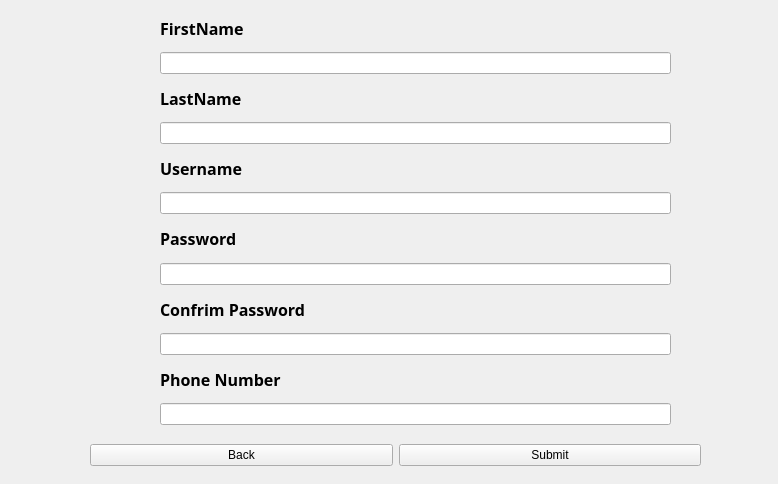
Old version of the form untitled/register.ui in the repository MohamadKhavaran/M2-Massenger.
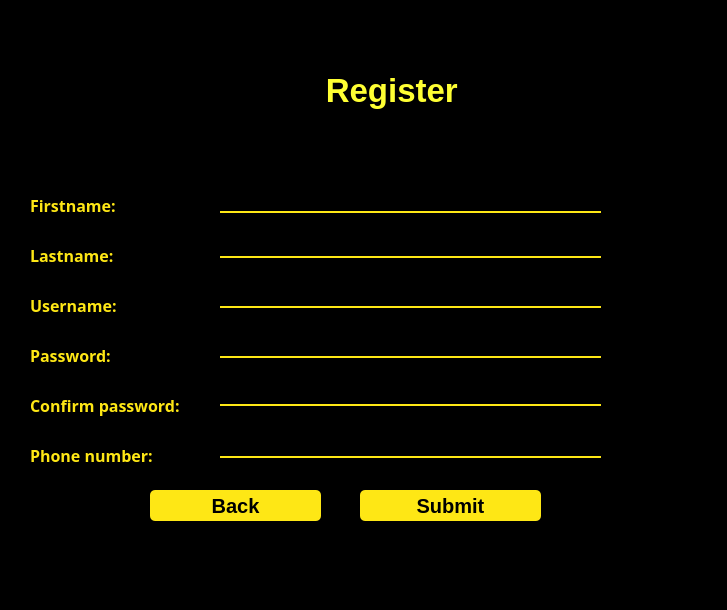
New version of the form. Icons and pictures are not drawn.

The edit to the form file:
```diff
--- a/untitled/register.ui
+++ b/untitled/register.ui
@@ -6,8 +6,8 @@
    <rect>
     <x>0</x>
     <y>0</y>
-    <width>778</width>
-    <height>484</height>
+    <width>727</width>
+    <height>610</height>
    </rect>
   </property>
   <property name="windowTitle">
@@ -16,58 +16,47 @@
   <widget class="QWidget" name="layoutWidget">
    <property name="geometry">
     <rect>
-     <x>90</x>
-     <y>440</y>
-     <width>611</width>
-     <height>31</height>
+     <x>0</x>
+     <y>0</y>
+     <width>731</width>
+     <height>611</height>
     </rect>
    </property>
-   <layout class="QHBoxLayout" name="horizontalLayout">
-    <item>
-     <widget class="QPushButton" name="Back_pushButton">
-      <property name="text">
-       <string>Back</string>
-      </property>
-     </widget>
-    </item>
-    <item>
-     <widget class="QPushButton" name="Submit_pushButton">
-      <property name="text">
-       <string>Submit</string>
-      </property>
-     </widget>
-    </item>
-   </layout>
-  </widget>
-  <widget class="QWidget" name="layoutWidget_2">
+   <property name="styleSheet">
+    <string notr="true">background-color:	rgb(0, 0, 0);
+</string>
+   </property>
+   <widget class="QLabel" name="label_2">
    <property name="geometry">
     <rect>
-     <x>160</x>
-     <y>10</y>
-     <width>511</width>
-     <height>415</height>
-    </rect>
-   </property>
-   <layout class="QVBoxLayout" name="verticalLayout">
-    <item>
-     <widget class="QLabel" name="FirstName_label">
+      <x>280</x>
+      <y>50</y>
+      <width>261</width>
+      <height>81</height>
+     </rect>
+    </property>
       <property name="font">
        <font>
-        <family>Sina</family>
-        <pointsize>12</pointsize>
+      <pointsize>25</pointsize>
         <bold>true</bold>
        </font>
       </property>
+    <property name="styleSheet">
+     <string notr="true">color:rgb(255,255,51);</string>
+    </property>
       <property name="text">
-       <string>FirstName </string>
-      </property>
-     </widget>
-    </item>
-    <item>
-     <widget class="QLineEdit" name="FirstName_lineEdit"/>
-    </item>
-    <item>
+     <string>     Register</string>
+    </property>
+   </widget>
      <widget class="QLabel" name="LastName_label">
+    <property name="geometry">
+     <rect>
+      <x>30</x>
+      <y>240</y>
+      <width>101</width>
+      <height>30</height>
+     </rect>
+    </property>
       <property name="font">
        <font>
         <family>Sina</family>
@@ -75,16 +64,45 @@
         <bold>true</bold>
        </font>
       </property>
+    <property name="styleSheet">
+     <string notr="true">color:rgba(254, 231, 21, 1);</string>
+    </property>
       <property name="text">
-       <string>LastName </string>
-      </property>
-     </widget>
-    </item>
-    <item>
-     <widget class="QLineEdit" name="LastName_lineEdit"/>
-    </item>
-    <item>
+     <string>Lastname: </string>
+    </property>
+   </widget>
+   <widget class="QLabel" name="FirstName_label">
+    <property name="geometry">
+     <rect>
+      <x>30</x>
+      <y>190</y>
+      <width>101</width>
+      <height>30</height>
+     </rect>
+    </property>
+    <property name="font">
+     <font>
+      <family>Sina</family>
+      <pointsize>12</pointsize>
+      <bold>true</bold>
+     </font>
+    </property>
+    <property name="styleSheet">
+     <string notr="true">color:rgba(254, 231, 21, 1);</string>
+    </property>
+    <property name="text">
+     <string>Firstname: </string>
+    </property>
+   </widget>
      <widget class="QLabel" name="UserName_label">
+    <property name="geometry">
+     <rect>
+      <x>30</x>
+      <y>290</y>
+      <width>111</width>
+      <height>30</height>
+     </rect>
+    </property>
       <property name="font">
        <font>
         <family>Sina</family>
@@ -92,16 +110,22 @@
         <bold>true</bold>
        </font>
       </property>
+    <property name="styleSheet">
+     <string notr="true">color:rgba(254, 231, 21, 1);</string>
+    </property>
       <property name="text">
-       <string>Username </string>
-      </property>
-     </widget>
-    </item>
-    <item>
-     <widget class="QLineEdit" name="UserName_lineEdit"/>
-    </item>
-    <item>
+     <string>Username: </string>
+    </property>
+   </widget>
      <widget class="QLabel" name="Password_label">
+    <property name="geometry">
+     <rect>
+      <x>30</x>
+      <y>340</y>
+      <width>101</width>
+      <height>30</height>
+     </rect>
+    </property>
       <property name="font">
        <font>
         <family>Sina</family>
@@ -109,16 +133,22 @@
         <bold>true</bold>
        </font>
       </property>
+    <property name="styleSheet">
+     <string notr="true">color:rgba(254, 231, 21, 1);</string>
+    </property>
       <property name="text">
-       <string>Password </string>
-      </property>
-     </widget>
-    </item>
-    <item>
-     <widget class="QLineEdit" name="Password_lineEdit"/>
-    </item>
-    <item>
+     <string>Password: </string>
+    </property>
+   </widget>
      <widget class="QLabel" name="ConfrimPassword_label">
+    <property name="geometry">
+     <rect>
+      <x>30</x>
+      <y>390</y>
+      <width>181</width>
+      <height>30</height>
+     </rect>
+    </property>
       <property name="font">
        <font>
         <family>Sina</family>
@@ -126,16 +156,22 @@
         <bold>true</bold>
        </font>
       </property>
+    <property name="styleSheet">
+     <string notr="true">color:rgba(254, 231, 21, 1);</string>
+    </property>
       <property name="text">
-       <string>Confrim Password </string>
-      </property>
-     </widget>
-    </item>
-    <item>
-     <widget class="QLineEdit" name="ConfrimPassword_lineEdit"/>
-    </item>
-    <item>
+     <string>Confirm password: </string>
+    </property>
+   </widget>
      <widget class="QLabel" name="PhoneNumber_label">
+    <property name="geometry">
+     <rect>
+      <x>30</x>
+      <y>440</y>
+      <width>161</width>
+      <height>30</height>
+     </rect>
+    </property>
       <property name="font">
        <font>
         <family>Sina</family>
@@ -143,15 +179,208 @@
         <bold>true</bold>
        </font>
       </property>
+    <property name="styleSheet">
+     <string notr="true">color:rgba(254, 231, 21, 1);</string>
+    </property>
       <property name="text">
-       <string>Phone Number</string>
-      </property>
-     </widget>
-    </item>
-    <item>
-     <widget class="QLineEdit" name="PhoneNumber_lineEdit"/>
-    </item>
-   </layout>
+     <string>Phone number: </string>
+    </property>
+   </widget>
+   <widget class="QPushButton" name="Submit_pushButton">
+    <property name="geometry">
+     <rect>
+      <x>360</x>
+      <y>490</y>
+      <width>181</width>
+      <height>31</height>
+     </rect>
+    </property>
+    <property name="font">
+     <font>
+      <pointsize>15</pointsize>
+      <bold>true</bold>
+     </font>
+    </property>
+    <property name="styleSheet">
+     <string notr="true">QPushButton#Submit_pushButton{
+	background-color:rgba(254, 231, 21, 1);
+	color:rgba(0, 0, 0, 255);
+	border-radius:5px;
+}
+
+QPushButton#Submit_pushButton:hover{
+	background-color:rgba(0, 255, 0 , 255);
+
+}
+
+QPushButton#Submit_pushButton:pressed{
+	padding-left:5px;
+	padding-top:5px;
+	background-color:rgba(150,123, 111, 255);
+}
+
+
+</string>
+    </property>
+    <property name="text">
+     <string>Submit</string>
+    </property>
+   </widget>
+   <widget class="QPushButton" name="Back_pushButton">
+    <property name="geometry">
+     <rect>
+      <x>150</x>
+      <y>490</y>
+      <width>171</width>
+      <height>31</height>
+     </rect>
+    </property>
+    <property name="font">
+     <font>
+      <pointsize>15</pointsize>
+      <bold>true</bold>
+     </font>
+    </property>
+    <property name="styleSheet">
+     <string notr="true">QPushButton#Back_pushButton{
+	background-color:rgba(254, 231, 21, 1);
+	color:rgba(0, 0, 0, 255);
+	border-radius:5px;
+}
+
+QPushButton#Back_pushButton:hover{
+	background-color:rgba(255, 0, 0, 255);
+
+}
+
+QPushButton#Back_pushButton:pressed{
+	padding-left:5px;
+	padding-top:5px;
+	background-color:rgba(150,123, 111, 255);
+}</string>
+    </property>
+    <property name="text">
+     <string>Back</string>
+    </property>
+   </widget>
+   <widget class="QLineEdit" name="FirstName_lineEdit">
+    <property name="geometry">
+     <rect>
+      <x>220</x>
+      <y>185</y>
+      <width>381</width>
+      <height>28</height>
+     </rect>
+    </property>
+    <property name="styleSheet">
+     <string notr="true">bbackground-color:rgba(0, 0, 0, 0);
+border:none;
+border-bottom:2px solid rgba(254, 231, 21, 1);
+color:rgba(255, 255, 255, 255);
+padding-bottom:7px;</string>
+    </property>
+   </widget>
+   <widget class="QLineEdit" name="LastName_lineEdit">
+    <property name="geometry">
+     <rect>
+      <x>220</x>
+      <y>230</y>
+      <width>381</width>
+      <height>28</height>
+     </rect>
+    </property>
+    <property name="styleSheet">
+     <string notr="true">bbackground-color:rgba(0, 0, 0, 0);
+border:none;
+border-bottom:2px solid rgba(254, 231, 21, 1);
+color:rgba(255, 255, 255, 255);
+padding-bottom:7px;</string>
+    </property>
+   </widget>
+   <widget class="QLineEdit" name="UserName_lineEdit">
+    <property name="geometry">
+     <rect>
+      <x>220</x>
+      <y>280</y>
+      <width>381</width>
+      <height>28</height>
+     </rect>
+    </property>
+    <property name="styleSheet">
+     <string notr="true">bbackground-color:rgba(0, 0, 0, 0);
+border:none;
+border-bottom:2px solid rgba(254, 231, 21, 1);
+color:rgba(255, 255, 255, 255);
+padding-bottom:7px;</string>
+    </property>
+   </widget>
+   <widget class="QLineEdit" name="Password_lineEdit">
+    <property name="geometry">
+     <rect>
+      <x>220</x>
+      <y>330</y>
+      <width>381</width>
+      <height>28</height>
+     </rect>
+    </property>
+    <property name="styleSheet">
+     <string notr="true">bbackground-color:rgba(0, 0, 0, 0);
+border:none;
+border-bottom:2px solid rgba(254, 231, 21, 1);
+color:rgba(255, 255, 255, 255);
+padding-bottom:7px;</string>
+    </property>
+   </widget>
+   <widget class="QLineEdit" name="ConfrimPassword_lineEdit">
+    <property name="geometry">
+     <rect>
+      <x>220</x>
+      <y>378</y>
+      <width>381</width>
+      <height>28</height>
+     </rect>
+    </property>
+    <property name="styleSheet">
+     <string notr="true">bbackground-color:rgba(0, 0, 0, 0);
+border:none;
+border-bottom:2px solid rgba(254, 231, 21, 1);
+color:rgba(255, 255, 255, 255);
+padding-bottom:7px;</string>
+    </property>
+   </widget>
+   <widget class="QLineEdit" name="PhoneNumber_lineEdit">
+    <property name="geometry">
+     <rect>
+      <x>220</x>
+      <y>430</y>
+      <width>381</width>
+      <height>28</height>
+     </rect>
+    </property>
+    <property name="styleSheet">
+     <string notr="true">bbackground-color:rgba(0, 0, 0, 0);
+border:none;
+border-bottom:2px solid rgba(254, 231, 21, 1);
+color:rgba(255, 255, 255, 255);
+padding-bottom:7px;</string>
+    </property>
+   </widget>
+   <widget class="QLabel" name="label">
+    <property name="geometry">
+     <rect>
+      <x>10</x>
+      <y>10</y>
+      <width>191</width>
+      <height>161</height>
+     </rect>
+    </property>
+    <property name="styleSheet">
+     <string notr="true">border-image: url(:/new/prefix1/Downloads/usericon5.png);</string>
+    </property>
+    <property name="text">
+     <string/>
+    </property>
+   </widget>
   </widget>
  </widget>
  <resources/>
```
Left out of the diff: 2 changed lines with no effect on the pictures. Lines whose indentation alone changed are shown as unchanged.
